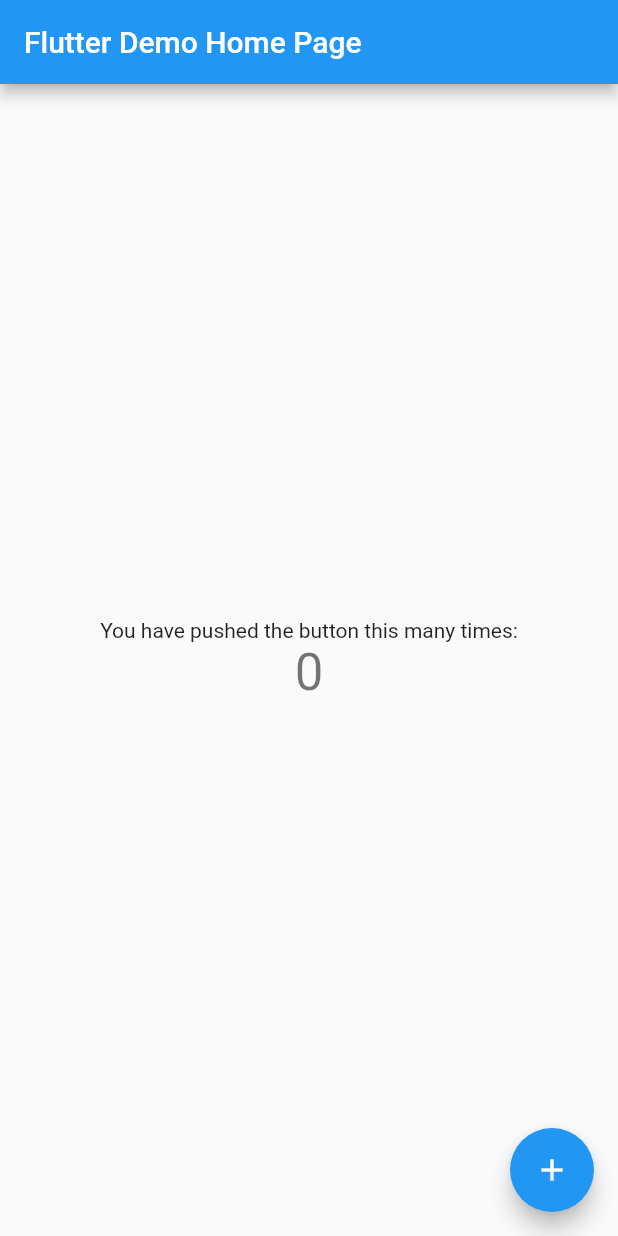
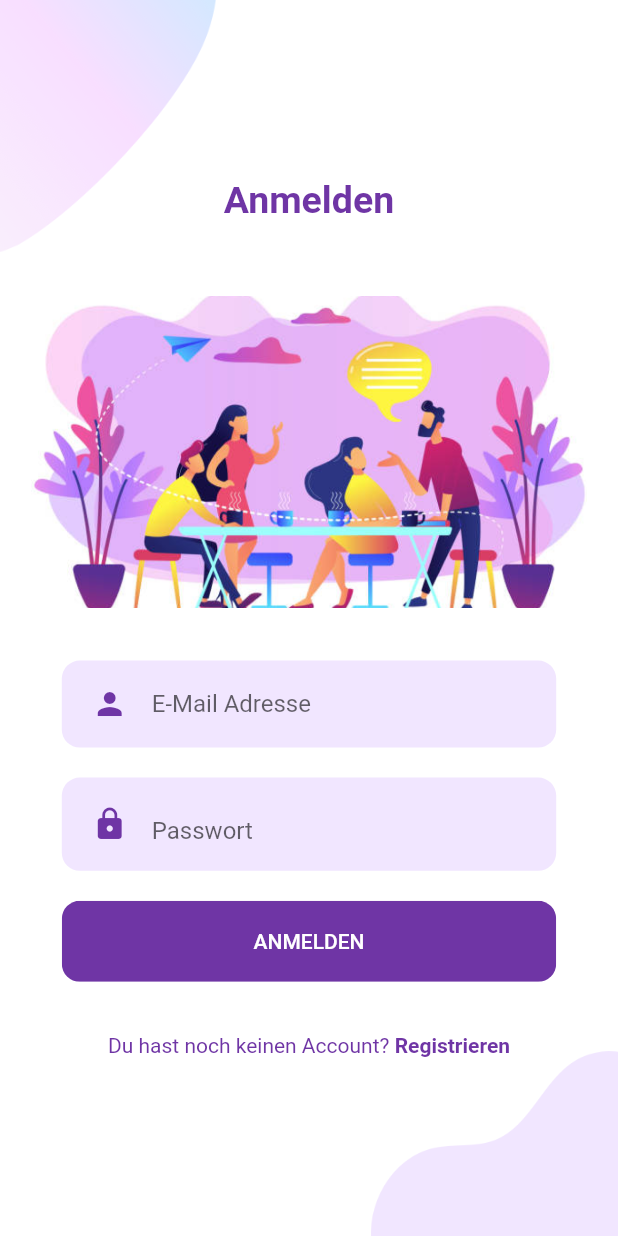
Before and after one commit to SocialDinnerApp/Frontend, a Flutter app: the screen it shows after launch, on a phone screen of 412 x 824 dp. Run offline on Flutter 3.47's test engine with Material 2 defaults, Android fonts, the phone set to English and light mode, and no system bars.

Commit message:
implemented design for login and registration

```diff
--- /dev/null
+++ b/lib/components/already_have_an_account_check.dart
@@ -0,0 +1,35 @@
+import 'package:flutter/material.dart';
+import 'package:socialdinner/constants.dart';
+
+class AlreadyHaveAnAccountCheck extends StatelessWidget {
+  final bool login;
+  final VoidCallback press;
+  const AlreadyHaveAnAccountCheck({
+    Key? key,
+    this.login = true,
+    required this.press,
+  }) : super(key: key);
+
+  @override
+  Widget build(BuildContext context) {
+    return Row(
+      mainAxisAlignment: MainAxisAlignment.center,
+      children: <Widget>[
+        Text(
+          login ? "Du hast noch keinen Account? " : "Du hast bereits einen Account? ",
+          style: TextStyle(color: kPrimaryColor),
+        ),
+        GestureDetector(
+          onTap: press,
+          child: Text(
+            login ? "Registrieren" : "Anmelden",
+            style: TextStyle(
+              color: kPrimaryColor,
+              fontWeight: FontWeight.bold,
+            ),
+          ),
+        ),
+      ],
+    );
+  }
+}
--- /dev/null
+++ b/lib/components/rounded_button.dart
@@ -0,0 +1,38 @@
+import 'package:flutter/material.dart';
+import 'package:socialdinner/constants.dart';
+
+class RoundedButton extends StatelessWidget {
+  final String text;
+  final VoidCallback press;
+  final Color color, textColor;
+  const RoundedButton({
+    Key? key,
+    required this.text,
+    required this.press,
+    this.color = kPrimaryColor,
+    this.textColor = Colors.white,
+  }) : super(key: key);
+
+  @override
+  Widget build(BuildContext context) {
+    Size size = MediaQuery.of(context).size;
+    return Container(
+      margin: EdgeInsets.symmetric(vertical: 10),
+      width: size.width * 0.8,
+      child: ClipRRect(
+        borderRadius: BorderRadius.circular(12),
+        child: Container(
+          padding: EdgeInsets.symmetric(vertical: 3, horizontal: 40),
+          color: color,
+          child: TextButton(
+            onPressed: press,
+            child: Text(
+              text,
+              style: TextStyle(color: textColor),
+            ),
+          ),
+        ),
+      ),
+    );
+  }
+}
--- /dev/null
+++ b/lib/components/rounded_input_field.dart
@@ -0,0 +1,31 @@
+import 'package:flutter/material.dart';
+import 'package:socialdinner/components/text_field_container.dart';
+import 'package:socialdinner/constants.dart';
+
+class RoundedInputField extends StatelessWidget {
+  final String hinttext;
+  final IconData icon;
+  final ValueChanged<String> onChanged;
+  const RoundedInputField({
+    Key? key,
+    required this.hinttext,
+    required this.icon,
+    required this.onChanged,
+  }) : super(key: key);
+
+  @override
+  Widget build(BuildContext context) {
+    return TextFieldContainer(
+        child: TextField(
+      onChanged: onChanged,
+      decoration: InputDecoration(
+        icon: Icon(
+          icon,
+          color: kPrimaryColor,
+        ),
+        hintText: hinttext,
+        border: InputBorder.none,
+      ),
+    ));
+  }
+}
--- /dev/null
+++ b/lib/components/rounded_password_field.dart
@@ -0,0 +1,33 @@
+import 'package:flutter/material.dart';
+import 'package:socialdinner/components/text_field_container.dart';
+import 'package:socialdinner/constants.dart';
+
+class RoundedPasswordField extends StatelessWidget {
+  final ValueChanged<String> onChanged;
+  const RoundedPasswordField({
+    Key? key,
+    required this.onChanged,
+  }) : super(key: key);
+
+  @override
+  Widget build(BuildContext context) {
+    return TextFieldContainer(
+      child: TextField(
+        obscureText: true,
+        onChanged: onChanged,
+        decoration: InputDecoration(
+          hintText: 'Passwort',
+          icon: Icon(
+            Icons.lock,
+            color: kPrimaryColor,
+          ),
+          suffix: Icon(
+            Icons.visibility,
+            color: kPrimaryColor,
+          ),
+          border: InputBorder.none,
+        ),
+      ),
+    );
+  }
+}
--- /dev/null
+++ b/lib/components/text_field_container.dart
@@ -0,0 +1,25 @@
+import 'package:flutter/material.dart';
+import 'package:socialdinner/constants.dart';
+
+class TextFieldContainer extends StatelessWidget {
+  final Widget child;
+  const TextFieldContainer({
+    Key? key,
+    required this.child,
+  }) : super(key: key);
+
+  @override
+  Widget build(BuildContext context) {
+    Size size = MediaQuery.of(context).size;
+    return Container(
+      margin: EdgeInsets.symmetric(vertical: 10),
+      padding: EdgeInsets.symmetric(horizontal: 20, vertical: 5),
+      width: size.width * 0.8,
+      decoration: BoxDecoration(
+        color: kPrimaryLightColor,
+        borderRadius: BorderRadius.circular(12),
+      ),
+      child: child,
+    );
+  }
+}
--- /dev/null
+++ b/lib/constants.dart
@@ -0,0 +1,4 @@
+import 'package:flutter/material.dart';
+
+const kPrimaryColor = Color(0xFF6F35A5);
+const kPrimaryLightColor = Color(0xFFF1E6FF);
--- a/lib/main.dart
+++ b/lib/main.dart
@@ -1,4 +1,6 @@
 import 'package:flutter/material.dart';
+import 'package:socialdinner/constants.dart';
+import 'package:socialdinner/screens/Login/login_screen.dart';
 
 void main() {
   runApp(const MyApp());
@@ -11,105 +13,13 @@
   @override
   Widget build(BuildContext context) {
     return MaterialApp(
-      title: 'Flutter Demo',
+      debugShowCheckedModeBanner: false,
+      title: 'Social Dinner',
       theme: ThemeData(
-        // This is the theme of your application.
-        //
-        // Try running your application with "flutter run". You'll see the
-        // application has a blue toolbar. Then, without quitting the app, try
-        // changing the primarySwatch below to Colors.green and then invoke
-        // "hot reload" (press "r" in the console where you ran "flutter run",
-        // or simply save your changes to "hot reload" in a Flutter IDE).
-        // Notice that the counter didn't reset back to zero; the application
-        // is not restarted.
-        primarySwatch: Colors.blue,
+        primaryColor: kPrimaryColor,
+        scaffoldBackgroundColor: Colors.white,
       ),
-      home: const MyHomePage(title: 'Flutter Demo Home Page'),
+      home: LoginScreen(),
     );
   }
 }
-
-class MyHomePage extends StatefulWidget {
-  const MyHomePage({Key? key, required this.title}) : super(key: key);
-
-  // This widget is the home page of your application. It is stateful, meaning
-  // that it has a State object (defined below) that contains fields that affect
-  // how it looks.
-
-  // This class is the configuration for the state. It holds the values (in this
-  // case the title) provided by the parent (in this case the App widget) and
-  // used by the build method of the State. Fields in a Widget subclass are
-  // always marked "final".
-
-  final String title;
-
-  @override
-  State<MyHomePage> createState() => _MyHomePageState();
-}
-
-class _MyHomePageState extends State<MyHomePage> {
-  int _counter = 0;
-
-  void _incrementCounter() {
-    setState(() {
-      // This call to setState tells the Flutter framework that something has
-      // changed in this State, which causes it to rerun the build method below
-      // so that the display can reflect the updated values. If we changed
-      // _counter without calling setState(), then the build method would not be
-      // called again, and so nothing would appear to happen.
-      _counter++;
-    });
-  }
-
-  @override
-  Widget build(BuildContext context) {
-    // This method is rerun every time setState is called, for instance as done
-    // by the _incrementCounter method above.
-    //
-    // The Flutter framework has been optimized to make rerunning build methods
-    // fast, so that you can just rebuild anything that needs updating rather
-    // than having to individually change instances of widgets.
-    return Scaffold(
-      appBar: AppBar(
-        // Here we take the value from the MyHomePage object that was created by
-        // the App.build method, and use it to set our appbar title.
-        title: Text(widget.title),
-      ),
-      body: Center(
-        // Center is a layout widget. It takes a single child and positions it
-        // in the middle of the parent.
-        child: Column(
-          // Column is also a layout widget. It takes a list of children and
-          // arranges them vertically. By default, it sizes itself to fit its
-          // children horizontally, and tries to be as tall as its parent.
-          //
-          // Invoke "debug painting" (press "p" in the console, choose the
-          // "Toggle Debug Paint" action from the Flutter Inspector in Android
-          // Studio, or the "Toggle Debug Paint" command in Visual Studio Code)
-          // to see the wireframe for each widget.
-          //
-          // Column has various properties to control how it sizes itself and
-          // how it positions its children. Here we use mainAxisAlignment to
-          // center the children vertically; the main axis here is the vertical
-          // axis because Columns are vertical (the cross axis would be
-          // horizontal).
-          mainAxisAlignment: MainAxisAlignment.center,
-          children: <Widget>[
-            const Text(
-              'You have pushed the button this many times:',
-            ),
-            Text(
-              '$_counter',
-              style: Theme.of(context).textTheme.headline4,
-            ),
-          ],
-        ),
-      ),
-      floatingActionButton: FloatingActionButton(
-        onPressed: _incrementCounter,
-        tooltip: 'Increment',
-        child: const Icon(Icons.add),
-      ), // This trailing comma makes auto-formatting nicer for build methods.
-    );
-  }
-}
--- /dev/null
+++ b/lib/screens/Login/components/background.dart
@@ -0,0 +1,40 @@
+import 'package:flutter/material.dart';
+
+class Background extends StatelessWidget {
+  final Widget child;
+  const Background({
+    Key? key,
+    required this.child,
+  }) : super(key: key);
+
+  @override
+  Widget build(BuildContext context) {
+    Size size = MediaQuery.of(context).size;
+    return Container(
+      width: double.infinity,
+      height: size.height,
+      child: Stack(
+        alignment: Alignment.center,
+        children: <Widget>[
+          Positioned(
+            top: 0,
+            left: 0,
+            child: Image.asset(
+              'assets/images/top_left.png',
+              width: size.width * 0.35,
+            ),
+          ),
+          Positioned(
+            bottom: 0,
+            right: 0,
+            child: Image.asset(
+              'assets/images/bottom_right.png',
+              width: size.width * 0.4,
+            ),
+          ),
+          child,
+        ],
+      ),
+    );
+  }
+}
--- /dev/null
+++ b/lib/screens/Login/components/body.dart
@@ -0,0 +1,65 @@
+// ignore_for_file: prefer_const_constructors, prefer_const_literals_to_create_immutables
+
+import 'package:flutter/material.dart';
+import 'package:socialdinner/components/already_have_an_account_check.dart';
+import 'package:socialdinner/components/rounded_button.dart';
+import 'package:socialdinner/components/rounded_input_field.dart';
+import 'package:socialdinner/components/rounded_password_field.dart';
+import 'package:socialdinner/constants.dart';
+import 'package:socialdinner/screens/Login/components/background.dart';
+import 'package:socialdinner/screens/Signup/signup_screen.dart';
+
+class Body extends StatelessWidget {
+  const Body({Key? key}) : super(key: key);
+
+  @override
+  Widget build(BuildContext context) {
+    Size size = MediaQuery.of(context).size;
+    return Background(
+      child: Column(
+        mainAxisAlignment: MainAxisAlignment.center,
+        children: <Widget>[
+          Text(
+            'Anmelden',
+            style: TextStyle(
+              fontWeight: FontWeight.bold,
+              fontSize: 25,
+              color: kPrimaryColor,
+            ),
+          ),
+          SizedBox(height: size.height * 0.06),
+          Image.asset(
+            'assets/images/grafik 2.png',
+            width: size.width * 0.9,
+          ),
+          SizedBox(height: size.height * 0.03),
+          RoundedInputField(
+            hinttext: 'E-Mail Adresse',
+            icon: Icons.person,
+            onChanged: (value) {},
+          ),
+          RoundedPasswordField(
+            onChanged: (value) {},
+          ),
+          RoundedButton(
+            text: 'ANMELDEN',
+            press: () {},
+          ),
+          SizedBox(height: size.height * 0.03),
+          AlreadyHaveAnAccountCheck(
+            press: () {
+              Navigator.push(
+                context,
+                MaterialPageRoute(
+                  builder: (context) {
+                    return SignupScreen();
+                  },
+                ),
+              );
+            },
+          ),
+        ],
+      ),
+    );
+  }
+}
--- /dev/null
+++ b/lib/screens/Login/login_screen.dart
@@ -0,0 +1,13 @@
+import 'package:flutter/material.dart';
+import 'package:socialdinner/screens/Login/components/body.dart';
+
+class LoginScreen extends StatelessWidget {
+  const LoginScreen({ Key? key }) : super(key: key);
+
+  @override
+  Widget build(BuildContext context) {
+    return Scaffold(
+      body: Body(),
+    );
+  }
+}
--- /dev/null
+++ b/lib/screens/Signup/components/background.dart
@@ -0,0 +1,40 @@
+import 'package:flutter/material.dart';
+
+class Background extends StatelessWidget {
+  final Widget child;
+  const Background({
+    Key? key,
+    required this.child,
+  }) : super(key: key);
+
+  @override
+  Widget build(BuildContext context) {
+    Size size = MediaQuery.of(context).size;
+    return Container(
+      width: double.infinity,
+      height: size.height,
+      child: Stack(
+        alignment: Alignment.center,
+        children: <Widget>[
+          Positioned(
+            top: 0,
+            left: 0,
+            child: Image.asset(
+              'assets/images/top_left.png',
+              width: size.width * 0.35,
+            ),
+          ),
+          Positioned(
+            bottom: 0,
+            right: 0,
+            child: Image.asset(
+              'assets/images/bottom_right.png',
+              width: size.width * 0.4,
+            ),
+          ),
+          child,
+        ],
+      ),
+    );
+  }
+}
--- /dev/null
+++ b/lib/screens/Signup/components/body.dart
@@ -0,0 +1,70 @@
+// ignore_for_file: prefer_const_literals_to_create_immutables, prefer_const_constructors
+
+import 'package:flutter/material.dart';
+import 'package:socialdinner/components/already_have_an_account_check.dart';
+import 'package:socialdinner/components/rounded_button.dart';
+import 'package:socialdinner/components/rounded_input_field.dart';
+import 'package:socialdinner/components/rounded_password_field.dart';
+import 'package:socialdinner/constants.dart';
+import 'package:socialdinner/screens/Login/login_screen.dart';
+import 'package:socialdinner/screens/Signup/components/background.dart';
+
+class Body extends StatelessWidget {
+  const Body({Key? key}) : super(key: key);
+
+  @override
+  Widget build(BuildContext context) {
+    Size size = MediaQuery.of(context).size;
+    return Background(
+      child: Column(
+        mainAxisAlignment: MainAxisAlignment.center,
+        children: <Widget>[
+          Text(
+            'Registrieren',
+            style: TextStyle(
+              fontWeight: FontWeight.bold,
+              fontSize: 25,
+              color: kPrimaryColor,
+            ),
+          ),
+          SizedBox(height: size.height * 0.03),
+          Image.asset(
+            "assets/images/Registrierung.png",
+            width: size.width * 0.9,
+          ),
+          RoundedInputField(
+            hinttext: "Deine Email",
+            icon: Icons.person,
+            onChanged: (value) {},
+          ),
+          RoundedInputField(
+            hinttext: "Dein Username",
+            icon: Icons.person,
+            onChanged: (value) {},
+          ),
+          RoundedPasswordField(
+            onChanged: (value) {},
+          ),
+          RoundedButton(
+            text: "REGISTRIEREN",
+            press: () {},
+          ),
+          SizedBox(height: size.height * 0.03),
+          AlreadyHaveAnAccountCheck(
+            login: false,
+            press: () {
+              Navigator.push(
+                context,
+                MaterialPageRoute(
+                  builder: (context) {
+                    return LoginScreen();
+                  },
+                ),
+              );
+            },
+          ),
+        ],
+      ),
+    );
+  }
+}
--- /dev/null
+++ b/lib/screens/Signup/signup_screen.dart
@@ -0,0 +1,13 @@
+import 'package:flutter/material.dart';
+import 'package:socialdinner/screens/Signup/components/body.dart';
+
+class SignupScreen extends StatelessWidget {
+  const SignupScreen({ Key? key }) : super(key: key);
+
+  @override
+  Widget build(BuildContext context) {
+    return Scaffold(
+      body: Body(),
+    );
+  }
+}
```
Also changed, not shown: pubspec.yaml (+9 -3 lines), assets/images/Registrierung.png (added), assets/images/bottom_left.png (added), assets/images/bottom_right.png (added), assets/images/grafik 2.png (added), assets/images/top_left.png (added), assets/images/top_left2.png (added), pubspec.lock, 6 other files.
